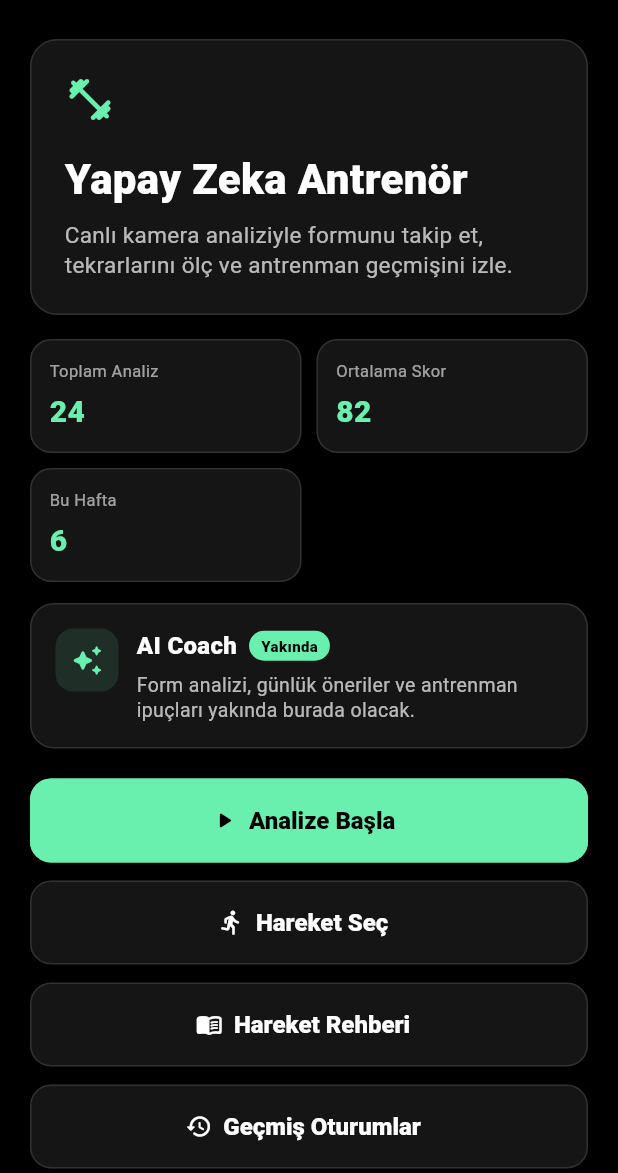
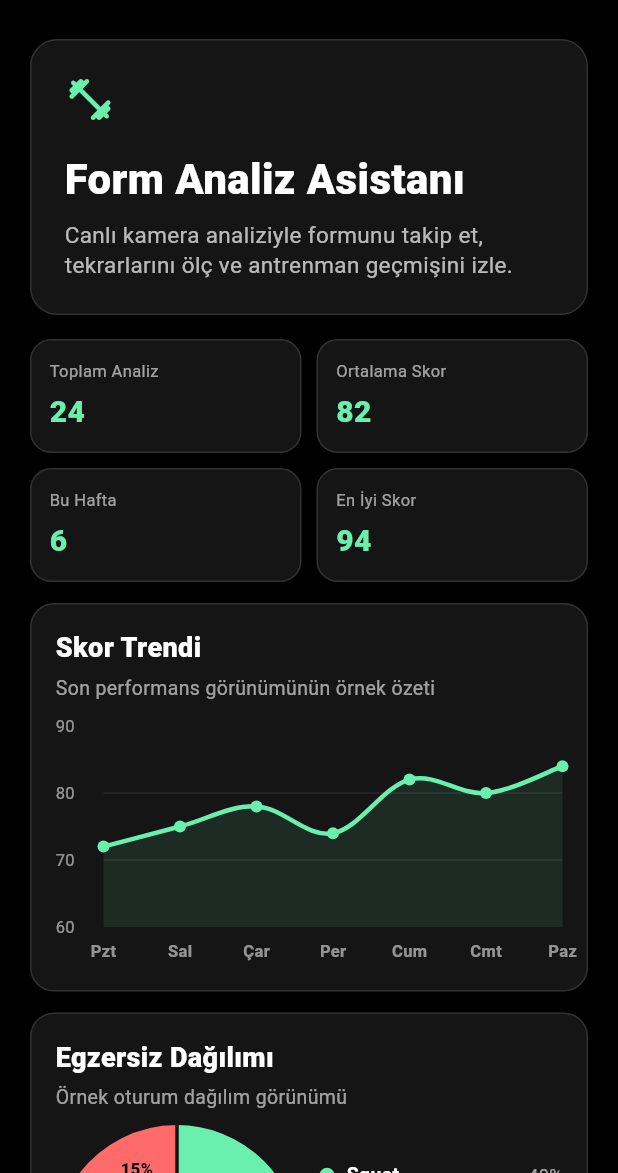
Before and after one commit to bkrbzdgn40/pea, a Flutter app: the screen it shows after launch, on a phone screen of 412 x 824 dp, the part 63-1236 px from its top. Run offline on Flutter 3.47's test engine with Material 3 defaults, Android fonts, the phone set to English and light mode, and no system bars; drawn by our look-alikes of fl_chart; our stand-ins replace camera, cloud_firestore, firebase_auth, firebase_core, flutter_riverpod, permission_handler and 1 more; missing offline and left inert: google_mlkit_pose_detection; accounts and stored records are empty.

Commit message:
feat: add score trend and exercise distribution cards to home screen

```diff
--- a/lib/features/workout_analysis/presentation/screens/home_screen.dart
+++ b/lib/features/workout_analysis/presentation/screens/home_screen.dart
@@ -6,6 +6,8 @@ import 'exercise_selection_screen.dart';
 import 'guide_screen.dart';
 import 'session_history_screen.dart';
 import 'settings_screen.dart';
+import '../widgets/exercise_distribution_card.dart';
+import '../widgets/score_trend_card.dart';
 
 class HomeScreen extends StatelessWidget {
   const HomeScreen({super.key});
@@ -41,6 +43,10 @@ class HomeScreen extends StatelessWidget {
               const _HomeHeroCard(),
               const SizedBox(height: 16),
               const _DashboardStats(),
+              const SizedBox(height: 14),
+              const ScoreTrendCard(),
+              const SizedBox(height: 14),
+              const ExerciseDistributionCard(),
               const SizedBox(height: 14),
               const _AiCoachPreviewCard(),
               const SizedBox(height: 20),
@@ -122,7 +128,7 @@ class _HomeHeroCard extends StatelessWidget {
           ),
           SizedBox(height: 16),
           Text(
-            'Yapay Zeka Antrenör',
+            'Form Analiz Asistanı',
             style: TextStyle(
               color: Colors.white,
               fontSize: 28,
@@ -159,6 +165,7 @@ class _DashboardStats extends StatelessWidget {
             _DashboardStatCard(label: 'Toplam Analiz', value: '24'),
             _DashboardStatCard(label: 'Ortalama Skor', value: '82'),
             _DashboardStatCard(label: 'Bu Hafta', value: '6'),
+            _DashboardStatCard(label: 'En İyi Skor', value: '94'),
           ].map((card) => SizedBox(width: cardWidth, child: card)).toList(),
         );
       },
--- /dev/null
+++ b/lib/features/workout_analysis/presentation/widgets/exercise_distribution_card.dart
@@ -0,0 +1,128 @@
+import 'package:fl_chart/fl_chart.dart';
+import 'package:flutter/material.dart';
+
+class ExerciseDistributionCard extends StatelessWidget {
+  const ExerciseDistributionCard({super.key});
+
+  static const List<_ExerciseSlice> _slices = [
+    _ExerciseSlice('Squat', 40, Colors.greenAccent),
+    _ExerciseSlice('Plank', 25, Color(0xFF64D2FF)),
+    _ExerciseSlice('Lunge', 20, Color(0xFFFFD166)),
+    _ExerciseSlice('Burpee', 15, Color(0xFFFF6B6B)),
+  ];
+
+  @override
+  Widget build(BuildContext context) {
+    return Container(
+      padding: const EdgeInsets.all(16),
+      decoration: BoxDecoration(
+        color: const Color(0xFF151515),
+        borderRadius: BorderRadius.circular(16),
+        border: Border.all(color: Colors.white12),
+      ),
+      child: Column(
+        crossAxisAlignment: CrossAxisAlignment.start,
+        children: [
+          const Text(
+            'Egzersiz Dağılımı',
+            style: TextStyle(
+              color: Colors.white,
+              fontSize: 18,
+              fontWeight: FontWeight.w800,
+            ),
+          ),
+          const SizedBox(height: 4),
+          const Text(
+            'Örnek oturum dağılım görünümü',
+            style: TextStyle(color: Colors.white60, fontSize: 13),
+          ),
+          const SizedBox(height: 16),
+          Row(
+            children: [
+              Expanded(
+                child: SizedBox(
+                  height: 150,
+                  child: PieChart(
+                    PieChartData(
+                      centerSpaceRadius: 36,
+                      sectionsSpace: 2,
+                      startDegreeOffset: -90,
+                      sections: [
+                        for (final slice in _slices)
+                          PieChartSectionData(
+                            value: slice.value.toDouble(),
+                            color: slice.color,
+                            radius: 46,
+                            title: '${slice.value}%',
+                            titleStyle: const TextStyle(
+                              color: Colors.black,
+                              fontSize: 11,
+                              fontWeight: FontWeight.w800,
+                            ),
+                          ),
+                      ],
+                    ),
+                  ),
+                ),
+              ),
+              const SizedBox(width: 14),
+              Expanded(
+                child: Column(
+                  crossAxisAlignment: CrossAxisAlignment.start,
+                  children: [
+                    for (final slice in _slices) ...[
+                      _LegendItem(slice: slice),
+                      const SizedBox(height: 10),
+                    ],
+                  ],
+                ),
+              ),
+            ],
+          ),
+        ],
+      ),
+    );
+  }
+}
+
+class _LegendItem extends StatelessWidget {
+  const _LegendItem({required this.slice});
+
+  final _ExerciseSlice slice;
+
+  @override
+  Widget build(BuildContext context) {
+    return Row(
+      children: [
+        Container(
+          width: 10,
+          height: 10,
+          decoration: BoxDecoration(color: slice.color, shape: BoxShape.circle),
+        ),
+        const SizedBox(width: 8),
+        Expanded(
+          child: Text(
+            slice.label,
+            style: const TextStyle(
+              color: Colors.white,
+              fontSize: 13,
+              fontWeight: FontWeight.w700,
+            ),
+          ),
+        ),
+        Text(
+          '${slice.value}%',
+          style: const TextStyle(color: Colors.white60, fontSize: 12),
+        ),
+      ],
+    );
+  }
+}
+
+class _ExerciseSlice {
+  const _ExerciseSlice(this.label, this.value, this.color);
+
+  final String label;
+  final int value;
+  final Color color;
+}
--- /dev/null
+++ b/lib/features/workout_analysis/presentation/widgets/score_trend_card.dart
@@ -0,0 +1,141 @@
+import 'package:fl_chart/fl_chart.dart';
+import 'package:flutter/material.dart';
+
+class ScoreTrendCard extends StatelessWidget {
+  const ScoreTrendCard({super.key});
+
+  static const List<_ScorePoint> _points = [
+    _ScorePoint('Pzt', 72),
+    _ScorePoint('Sal', 75),
+    _ScorePoint('Çar', 78),
+    _ScorePoint('Per', 74),
+    _ScorePoint('Cum', 82),
+    _ScorePoint('Cmt', 80),
+    _ScorePoint('Paz', 84),
+  ];
+
+  @override
+  Widget build(BuildContext context) {
+    return Container(
+      padding: const EdgeInsets.all(16),
+      decoration: BoxDecoration(
+        color: const Color(0xFF151515),
+        borderRadius: BorderRadius.circular(16),
+        border: Border.all(color: Colors.white12),
+      ),
+      child: Column(
+        crossAxisAlignment: CrossAxisAlignment.start,
+        children: [
+          const Text(
+            'Skor Trendi',
+            style: TextStyle(
+              color: Colors.white,
+              fontSize: 18,
+              fontWeight: FontWeight.w800,
+            ),
+          ),
+          const SizedBox(height: 4),
+          const Text(
+            'Son performans görünümünün örnek özeti',
+            style: TextStyle(color: Colors.white60, fontSize: 13),
+          ),
+          const SizedBox(height: 16),
+          SizedBox(
+            height: 160,
+            child: LineChart(
+              LineChartData(
+                minX: 0,
+                maxX: (_points.length - 1).toDouble(),
+                minY: 60,
+                maxY: 90,
+                lineTouchData: const LineTouchData(enabled: false),
+                gridData: FlGridData(
+                  drawVerticalLine: false,
+                  horizontalInterval: 10,
+                  getDrawingHorizontalLine: (value) => FlLine(
+                    color: Colors.white.withValues(alpha: 0.08),
+                    strokeWidth: 1,
+                  ),
+                ),
+                borderData: FlBorderData(show: false),
+                titlesData: FlTitlesData(
+                  topTitles: const AxisTitles(
+                    sideTitles: SideTitles(showTitles: false),
+                  ),
+                  rightTitles: const AxisTitles(
+                    sideTitles: SideTitles(showTitles: false),
+                  ),
+                  leftTitles: AxisTitles(
+                    sideTitles: SideTitles(
+                      showTitles: true,
+                      reservedSize: 32,
+                      interval: 10,
+                      getTitlesWidget: (value, meta) {
+                        return Text(
+                          value.toInt().toString(),
+                          style: const TextStyle(
+                            color: Colors.white54,
+                            fontSize: 11,
+                          ),
+                        );
+                      },
+                    ),
+                  ),
+                  bottomTitles: AxisTitles(
+                    sideTitles: SideTitles(
+                      showTitles: true,
+                      reservedSize: 26,
+                      interval: 1,
+                      getTitlesWidget: (value, meta) {
+                        final index = value.toInt();
+                        if (index < 0 || index >= _points.length) {
+                          return const SizedBox.shrink();
+                        }
+
+                        return Padding(
+                          padding: const EdgeInsets.only(top: 8),
+                          child: Text(
+                            _points[index].label,
+                            style: const TextStyle(
+                              color: Colors.white54,
+                              fontSize: 11,
+                              fontWeight: FontWeight.w600,
+                            ),
+                          ),
+                        );
+                      },
+                    ),
+                  ),
+                ),
+                lineBarsData: [
+                  LineChartBarData(
+                    spots: [
+                      for (var i = 0; i < _points.length; i++)
+                        FlSpot(i.toDouble(), _points[i].score.toDouble()),
+                    ],
+                    isCurved: true,
+                    color: Colors.greenAccent,
+                    barWidth: 3,
+                    isStrokeCapRound: true,
+                    dotData: const FlDotData(show: true),
+                    belowBarData: BarAreaData(
+                      show: true,
+                      color: Colors.greenAccent.withValues(alpha: 0.10),
+                    ),
+                  ),
+                ],
+              ),
+            ),
+          ),
+        ],
+      ),
+    );
+  }
+}
+
+class _ScorePoint {
+  const _ScorePoint(this.label, this.score);
+
+  final String label;
+  final int score;
+}
--- a/pubspec.yaml
+++ b/pubspec.yaml
@@ -32,6 +32,7 @@ dependencies:
     sdk: flutter
   # State Management (Durum Yönetimi)
   flutter_riverpod: ^2.5.1
+  fl_chart: ^1.2.0
 
   # Canlı Kamera Akışı ve İzinler
   camera: ^0.10.5+8
```
Also changed, not shown: pubspec.lock.
